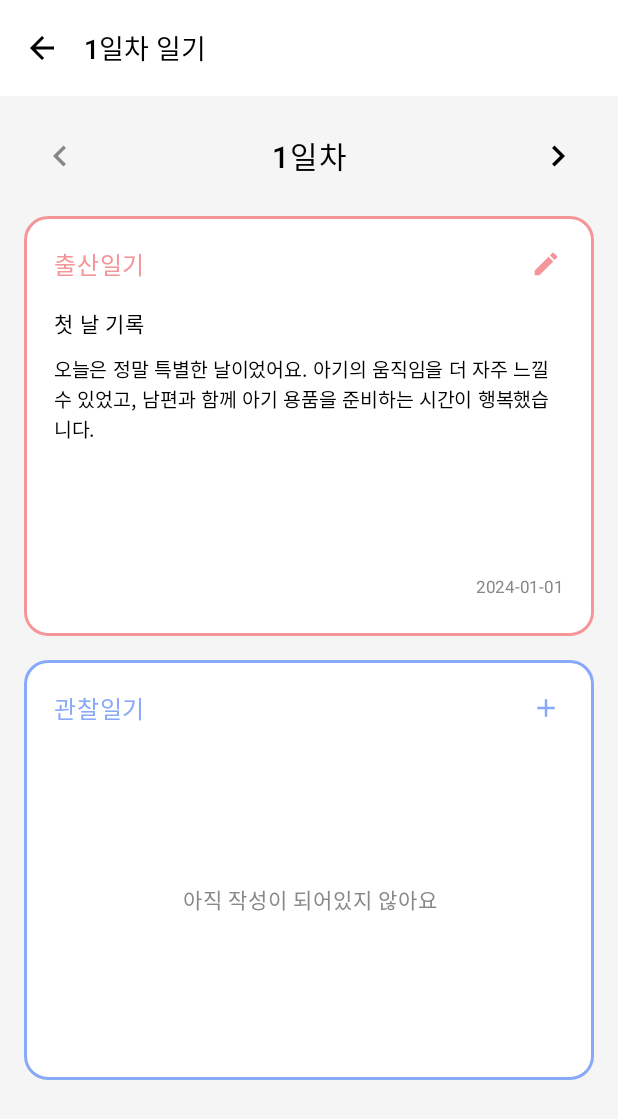
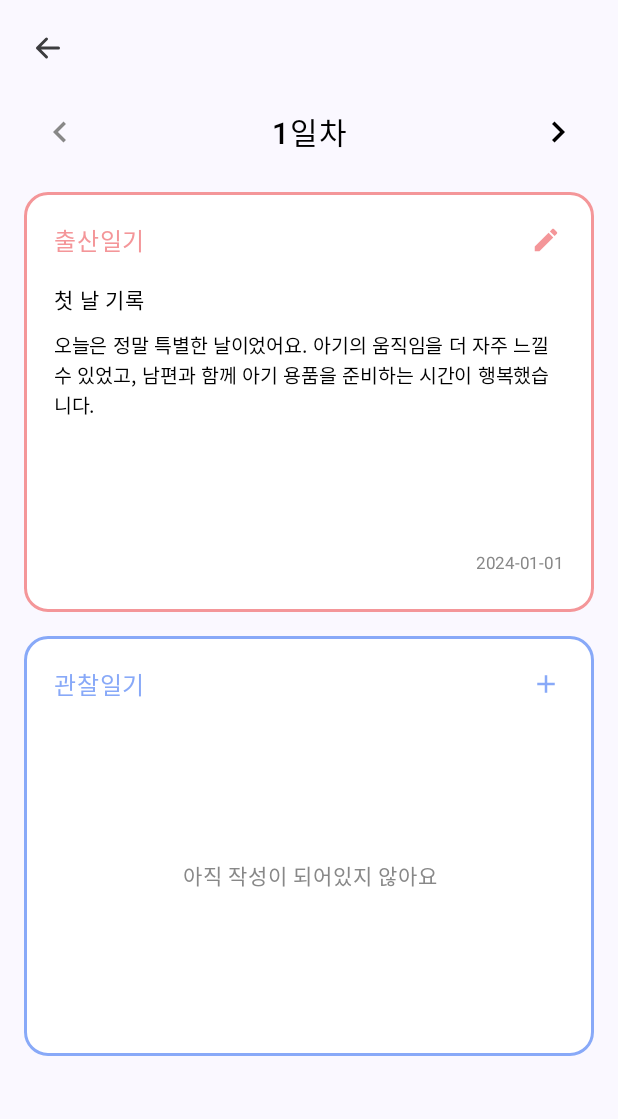
Before and after one commit to HelloWorld-SSAFY/HelloWorld, an Android app built with Jetpack Compose: the DiaryScreen screen opened through its navigation route, after a tap on "완료", on a phone screen of 412 x 824 dp. Shown: the top 1119 px of the screen. Run offline under Robolectric (Android 15) with nearby library versions, the light colour scheme and no system bars; our stand-ins replace Dagger/Hilt's generated code.

Commit message:
feat(S13P21D204-132): CustomTopAppBar 구현

```diff
--- a/helloworld-android/app/src/main/java/com/ms/helloworld/ui/components/TopAppBar.kt
+++ b/helloworld-android/app/src/main/java/com/ms/helloworld/ui/components/TopAppBar.kt
@@ -1,7 +1,9 @@
 package com.ms.helloworld.ui.components
 
+import androidx.compose.foundation.background
 import androidx.compose.foundation.clickable
 import androidx.compose.foundation.layout.fillMaxWidth
+import androidx.compose.foundation.layout.height
 import androidx.compose.foundation.layout.padding
 import androidx.compose.foundation.layout.size
 import androidx.compose.foundation.layout.windowInsetsEndWidth
@@ -9,6 +11,7 @@ import androidx.compose.material3.ExperimentalMaterial3Api
 import androidx.compose.material3.Icon
 import androidx.compose.material3.Text
 import androidx.compose.material3.TopAppBar
+import androidx.compose.material3.TopAppBarDefaults
 import androidx.compose.runtime.Composable
 import androidx.compose.ui.Modifier
 import androidx.compose.ui.graphics.Color
@@ -50,9 +53,20 @@ fun CustomTopAppBar(
                             .fillMaxWidth()
                     )
                 }
-                "calendar" -> {
+                "wearable" -> {
                     Text(
-                        text = "일정관리",
+                        text = "웨어러블 기반 추천",
+                        fontWeight = FontWeight.Bold,
+                        textAlign = TextAlign.Center,
+                        fontSize = 20.sp,
+                        modifier = Modifier
+                            .fillMaxWidth()
+                            .padding(end = 16.dp)
+                    )
+                }
+                "출산일기", "관찰일기", "임신 통계" -> {
+                    Text(
+                        text = title,
                         fontWeight = FontWeight.Bold,
                         textAlign = TextAlign.Center,
                         fontSize = 20.sp,
@@ -61,9 +75,10 @@ fun CustomTopAppBar(
                             .padding(end = 40.dp)
                     )
                 }
-                "wearable" -> {
+                "calendar", "diary" -> {}
+                else -> {
                     Text(
-                        text = "웨어러블 기반 추천",
+                        text = title,
                         fontWeight = FontWeight.Bold,
                         textAlign = TextAlign.Center,
                         fontSize = 20.sp,
@@ -76,7 +91,7 @@ fun CustomTopAppBar(
         },
         navigationIcon = {
             when(title) {
-                "profile", "calendar" -> {
+                "profile", "calendar", "diary", "출산일기", "관찰일기", "임신 통계" -> {
                     Icon(
                         painter = painterResource(R.drawable.ic_back),
                         contentDescription = "뒤로가기",
--- a/helloworld-android/app/src/main/java/com/ms/helloworld/ui/screen/CalendarScreen.kt
+++ b/helloworld-android/app/src/main/java/com/ms/helloworld/ui/screen/CalendarScreen.kt
@@ -99,7 +99,7 @@ fun CalendarScreen(
                 modifier = Modifier
                     .fillMaxWidth()
                     .weight(0.5f)
-                    .padding(16.dp)
+
             ) {
                 Card(
                     modifier = Modifier.fillMaxSize(),
--- a/helloworld-android/app/src/main/java/com/ms/helloworld/ui/screen/DiaryDetailScreen.kt
+++ b/helloworld-android/app/src/main/java/com/ms/helloworld/ui/screen/DiaryDetailScreen.kt
@@ -22,6 +22,7 @@ import androidx.compose.ui.unit.dp
 import androidx.compose.ui.unit.sp
 import androidx.navigation.NavHostController
 import com.ms.helloworld.navigation.Screen
+import com.ms.helloworld.ui.components.CustomTopAppBar
 
 // 데이터 클래스들
 data class DiaryEntry(
@@ -72,39 +73,19 @@ fun DiaryDetailScreen(
 
     val currentDiary = diaryData[currentDay] ?: DailyDiary(currentDay, null, null)
 
-    Scaffold(
-        containerColor = backgroundColor,
-        topBar = {
-            TopAppBar(
-                title = {
-                    Text(
-                        text = "${currentDay}일차 일기",
-                        fontSize = 18.sp,
-                        fontWeight = FontWeight.Medium,
-                        color = Color.Black
-                    )
-                },
-                navigationIcon = {
-                    IconButton(onClick = { navController.popBackStack() }) {
-                        Icon(
-                            Icons.Default.ArrowBack,
-                            contentDescription = "뒤로가기",
-                            tint = Color.Black
-                        )
-                    }
-                },
-                colors = TopAppBarDefaults.topAppBarColors(
-                    containerColor = Color.White
-                )
-            )
-        }
-    ) { paddingValues ->
     Column(
         modifier = Modifier
             .fillMaxSize()
-                .padding(paddingValues)
+    ) {
+        CustomTopAppBar(
+            title = "diary",
+            navController = navController
+        )
+        Column(
+            modifier = Modifier
+                .fillMaxSize()
                 .verticalScroll(rememberScrollState())
-                .padding(16.dp),
+                .padding(start = 16.dp, end = 16.dp),
             verticalArrangement = Arrangement.spacedBy(16.dp)
         ) {
             // 일자 네비게이션
@@ -131,7 +112,8 @@ fun DiaryDetailScreen(
                             day = currentDay,
                             isEdit = false
                         )
-                )            },
+                    )
+                },
                 onEditClick = {
                     // 출산일기 수정 화면으로 이동
                     navController.navigate(
--- a/helloworld-android/app/src/main/java/com/ms/helloworld/ui/screen/DiaryScreen.kt
+++ b/helloworld-android/app/src/main/java/com/ms/helloworld/ui/screen/DiaryScreen.kt
@@ -22,6 +22,7 @@ import androidx.compose.ui.tooling.preview.Preview
 import androidx.compose.ui.unit.dp
 import androidx.compose.ui.unit.sp
 import androidx.navigation.NavHostController
+import com.ms.helloworld.ui.components.CustomTopAppBar
 
 // 데이터 클래스들
 data class PregnancyWeek(
@@ -81,13 +82,21 @@ fun DiaryScreen(
     )
 
     Column(
+        modifier = Modifier.fillMaxWidth()
+    ) {
+        CustomTopAppBar(
+            title = "${currentWeek.week}주차 (${currentWeek.dayCount}일째)",
+            navController = navController
+        )
+
+        Column(
             modifier = Modifier
                 .fillMaxSize()
                 .background(backgroundColor)
                 .verticalScroll(rememberScrollState())
-            .padding(16.dp),
-        verticalArrangement = Arrangement.spacedBy(20.dp)
+                .padding(start = 16.dp, end = 16.dp),
         ) {
+
             // 임신 주차 헤더
             PregnancyWeekHeader(
                 currentWeek = currentWeek,
@@ -106,6 +115,8 @@ fun DiaryScreen(
                 }
             )
 
+            Spacer(modifier = Modifier.height(16.dp))
+
             // 산모 데이터 요약 카드
             MomDataSummaryCard(
                 momData = momData,
@@ -114,6 +125,7 @@ fun DiaryScreen(
                     navController.navigate("add_data")
                 }
             )
+        }
     }
 }
 
@@ -126,15 +138,6 @@ fun PregnancyWeekHeader(
         modifier = Modifier.fillMaxWidth(),
         horizontalAlignment = Alignment.CenterHorizontally
     ) {
-        Text(
-            text = "${currentWeek.week}주차 (${currentWeek.dayCount}일째)",
-            fontSize = 24.sp,
-            fontWeight = FontWeight.Bold,
-            color = Color.Black,
-            textAlign = TextAlign.Center
-        )
-
-        Spacer(modifier = Modifier.height(8.dp))
 
         // 주차 리스트로 이동 버튼 (선택사항)
         TextButton(
```
Also changed, not shown: helloworld-android/app/src/main/java/com/ms/helloworld/ui/screen/DiaryRegisterScreen.kt (+10 -28 lines), helloworld-android/app/src/main/java/com/ms/helloworld/ui/screen/RecordDetailScreen.kt (+5 -29 lines), helloworld-android/app/src/main/java/com/ms/helloworld/ui/screen/WearableRecommendedScreen.kt (+10 -6 lines). Lines whose indentation alone changed are shown as unchanged.
